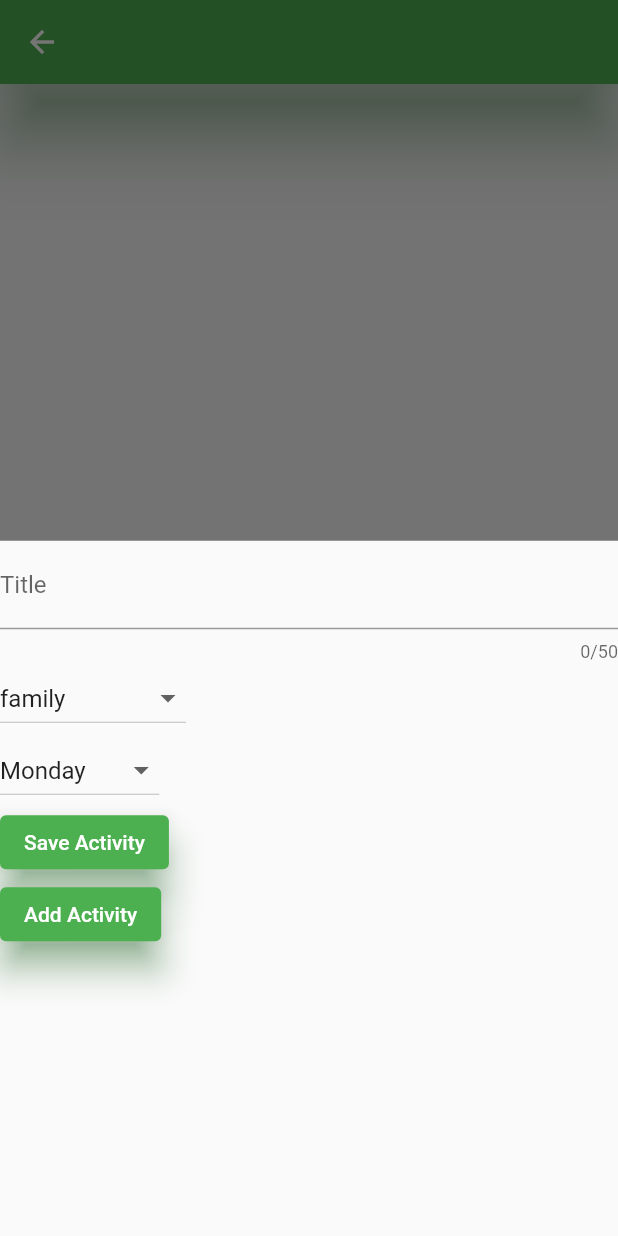
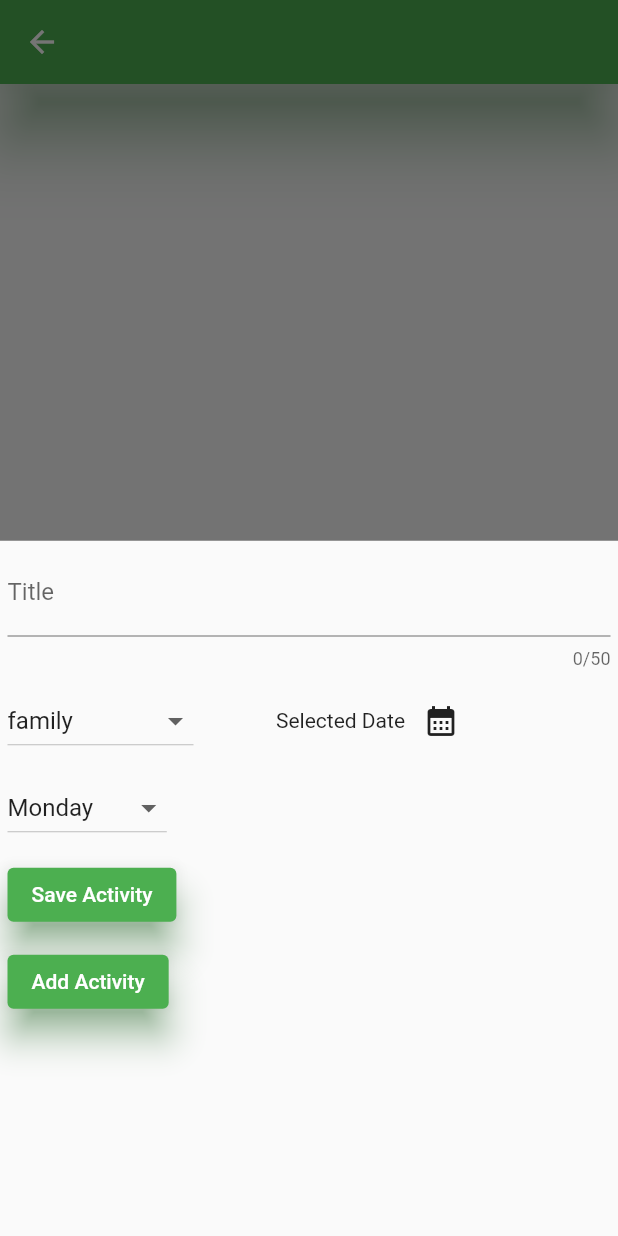
Before and after one commit to dogman223/active_week, a Flutter app: the DayScaffold screen opened directly with empty values, after a tap on the "add" icon, on a phone screen of 412 x 824 dp. Run offline on Flutter 3.47's test engine with Material 2 defaults, Android fonts, the phone set to English and light mode, and no system bars; network calls fail.

Commit message:
New main menu added, visual improvements, background color changed, modal bottom sheet visual improvement and date picker added

```diff
--- a/lib/list/icons_list.dart
+++ b/lib/list/icons_list.dart
@@ -1,5 +1,6 @@
 import 'package:flutter/material.dart';
 
+//List of available icons used for assigned to each category of activity
 var iconsList = [
   const Icon(
     Icons.sports_basketball,
@@ -53,4 +54,7 @@ var iconsList = [
     Icons.health_and_safety,
     color: Colors.red,
   ),
+  const Icon(
+    Icons.calendar_month,
+  ),
 ];
--- a/lib/screen/main_menu_screen.dart
+++ b/lib/screen/main_menu_screen.dart
@@ -2,8 +2,9 @@ import 'package:active_week/screen/week_screen.dart';
 import 'package:active_week/widgets/start_week_item.dart';
 import 'package:flutter/material.dart';
 
+//Main menu
 class MainMenuScreen extends StatelessWidget {
-  MainMenuScreen({super.key});
+  const MainMenuScreen({super.key});
 
   //Future navigates to screen of day
   Future navigateWeekScreen(BuildContext context, Widget buildWeekScreen) {
@@ -14,12 +15,13 @@ class MainMenuScreen extends StatelessWidget {
   }
 
   void openWeekScreen(BuildContext context, WeekScreen weekScreen) {
-    navigateWeekScreen(context, const WeekScreen());
+    navigateWeekScreen(context, WeekScreen());
   }
 
   @override
   Widget build(context) {
     return Scaffold(
+      backgroundColor: Theme.of(context).primaryColor,
       appBar: AppBar(
         title: const Text('Active Week'),
         elevation: 20,
--- a/lib/widgets/new_activity.dart
+++ b/lib/widgets/new_activity.dart
@@ -1,5 +1,6 @@
 import 'dart:convert';
 
+import 'package:active_week/list/icons_list.dart';
 import 'package:flutter/material.dart';
 
 import 'package:http/http.dart' as http;
@@ -23,6 +24,7 @@ class _NewActivityState extends State<NewActivity> {
   final _titleController = TextEditingController();
   Category _selectedCategory = Category.family;
   Day _selectedDay = days.first;
+  //DateTime _selectedDate;
 
   //Method save input of New Activity and adds it to data base and to list.
   // # Post method included.
@@ -36,15 +38,20 @@ class _NewActivityState extends State<NewActivity> {
         body: json.encode({
           'title': _titleController.text,
           'day': _selectedDay.title,
-          'category': _selectedCategory.name
+          'category': _selectedCategory.name,
         }));
 
     if (!context.mounted) {
       return;
     }
 
-    widget.onAddActivity(Activity(_titleController.text, _selectedDay,
-        _selectedCategory, DateTime.now().toString()));
+    widget.onAddActivity(Activity(
+      _titleController.text,
+      _selectedDay,
+      _selectedCategory,
+      DateTime.now().toString(),
+      //_selectedDate,
+    ));
   }
 
   @override
@@ -54,15 +61,22 @@ class _NewActivityState extends State<NewActivity> {
   }
 
   //Apearance, functions & buttons of visible modal bottom sheet.
-  //Buttons are keeping into variables.
+  //Buttons are storing into variables.
   @override
   Widget build(BuildContext context) {
-    var textField = TextField(
+    //TextField with New Activity title input
+    var textField = Container(
+      margin: const EdgeInsetsDirectional.all(5),
+      child: TextField(
         controller: _titleController,
         maxLength: 50,
         decoration: const InputDecoration(label: Text('Title')),
+      ),
     );
-    var categoriesButton = Row(
+    //Button with choice category of New Activity
+    var categoriesButton = Container(
+      margin: const EdgeInsetsDirectional.all(5),
+      child: Row(
         children: [
           DropdownButton(
               value: _selectedCategory,
@@ -79,8 +93,12 @@ class _NewActivityState extends State<NewActivity> {
                 });
               }),
         ],
+      ),
     );
-    var dayButton = Row(
+    //Button with choice of day of a New Activity
+    var dayButton = Container(
+      margin: const EdgeInsetsDirectional.all(5),
+      child: Row(
         children: [
           DropdownButton(
               value: _selectedDay,
@@ -97,8 +115,19 @@ class _NewActivityState extends State<NewActivity> {
                 });
               }),
         ],
+      ),
     );
-    var saveButton = Row(
+    //Date picker
+    var selectDateButton = Row(
+      children: [
+        const Text('Selected Date'),
+        IconButton(onPressed: () {}, icon: iconsList[13]),
+      ],
+    );
+    //'Save Activity' button
+    var saveButton = Container(
+      margin: const EdgeInsetsDirectional.all(5),
+      child: Row(
         children: [
           ElevatedButton(
               style: ButtonStyle(
@@ -109,8 +138,12 @@ class _NewActivityState extends State<NewActivity> {
               },
               child: const Text('Save Activity')),
         ],
+      ),
     );
-    var addActivityButton = Row(
+    //'Add Activity' button, adds new data to list and to data base.
+    var addActivityButton = Container(
+      margin: const EdgeInsetsDirectional.all(5),
+      child: Row(
         children: [
           ElevatedButton(
               style: ButtonStyle(
@@ -119,19 +152,23 @@ class _NewActivityState extends State<NewActivity> {
               onPressed: _submitActivityData,
               child: const Text('Add Activity')),
         ],
+      ),
     );
 
     return Column(
       children: [
-        //TextField with New Activity title input
         textField,
-        //Button with choice category of New Activity
+        Row(
+          children: [
             categoriesButton,
-        //Button with choice of day of a New Activity
+            SizedBox(
+              width: 50,
+            ),
+            selectDateButton,
+          ],
+        ),
         dayButton,
-        //'Save Activity' button
         saveButton,
-        //'Add Activity' button, adds new data to list and to data base.
         addActivityButton,
       ],
     );
```
Also changed, not shown: lib/main.dart (+5 -3 lines), lib/screen/week_screen.dart (+14 -14 lines), lib/widgets/start_week_item.dart (+6 -1 lines). Lines whose indentation alone changed are shown as unchanged.
